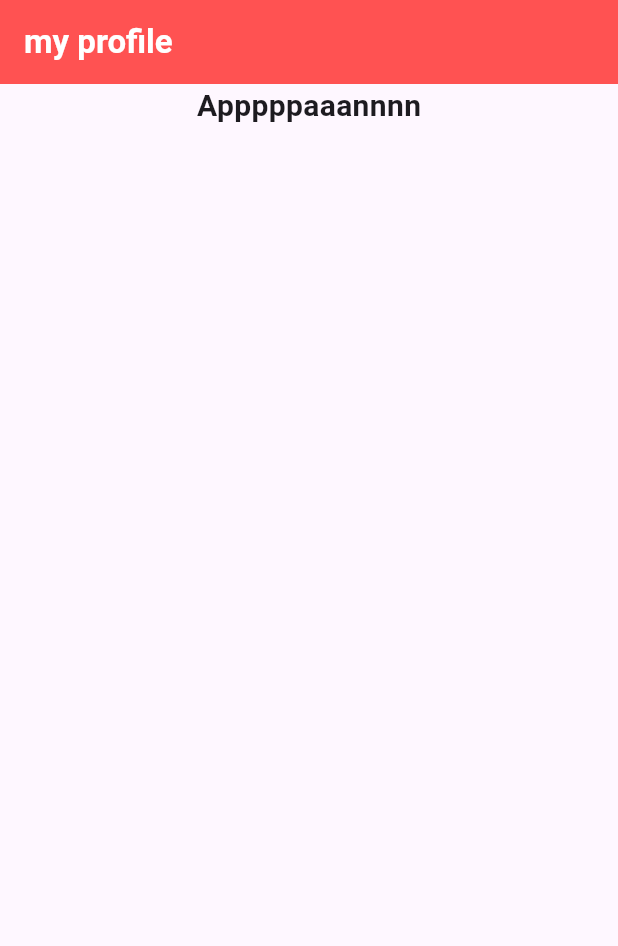
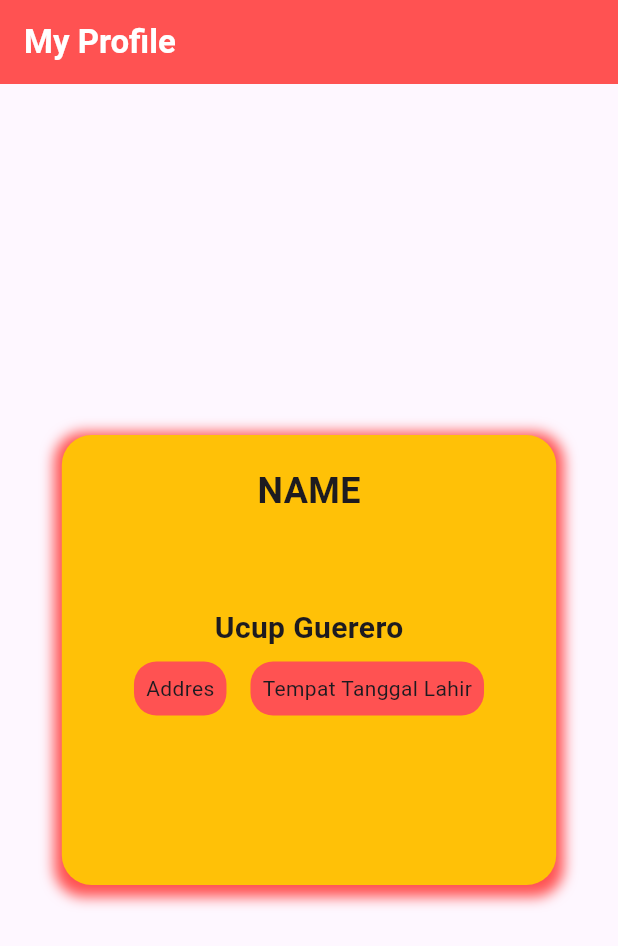
Before and after one commit to AhmadAffan28/flutter_profile_card, a Flutter app: the screen it shows after launch, on a phone screen of 412 x 824 dp. Shown: the top 946 px of the screen. Run offline on Flutter 3.47's test engine with Material 3 defaults, Android fonts, the phone set to English and light mode, and no system bars.

Commit message:
belajar row

```diff
--- a/lib/profile.dart
+++ b/lib/profile.dart
@@ -1,8 +1,7 @@
 import 'package:flutter/material.dart';
 
 class ProfileCard extends StatelessWidget {
-  const ProfileCard
-({super.key});
+  const ProfileCard({super.key});
 
   @override
   Widget build(BuildContext context) {
@@ -10,28 +9,102 @@ class ProfileCard extends StatelessWidget {
       appBar: AppBar(
         backgroundColor: Colors.redAccent,
         title: const Text(
-          'my profile',
-          style: TextStyle(
-            color: Colors.white,
-            fontWeight: FontWeight.bold,
-          ),
+          'My Profile',
+          style: TextStyle(color: Colors.white, fontWeight: FontWeight.bold),
         ),
       ),
       body: Center(
         child: Column(
+          mainAxisAlignment: MainAxisAlignment.center,
           children: [
-            Text(
-              'Apppppaaannnn',
-              style: TextStyle(
-                fontSize: 20,
-               fontWeight: FontWeight.bold,
+            Container(
+              width: MediaQuery.of(context).size.width * 0.8, // 80% lebarnya
+              height: 300,
+              decoration: BoxDecoration(
+                borderRadius: BorderRadius.circular(20),
+                color: Colors.amber,
+                boxShadow: [
+                  BoxShadow(
+                    color: Colors.redAccent,
+                    spreadRadius: 5.0,
+                    blurRadius: 7.0,
+                    offset: Offset(0, 3),
+                  ),
+                ],
               ),
-            ),
-            Row(
-              children: [
-                Column(children: [],),
-                Column(children: [],),
-              ],
+              child: Column(
+                children: [
+                  Padding(
+                    padding: const EdgeInsets.only(
+                      top: 20,
+                      bottom: 50,
+                    ),
+                    /**
+                    * only : hanya memberi satu posisi
+                    * symmertic : memberi jarak sumbu x/y
+                    * all : memberi semua jarak
+                    */
+                    child: Text(
+                      'NAME',
+                      style: TextStyle(fontSize: 24, fontWeight: FontWeight.bold),
+                    ),
+                  ),
+                  SizedBox(
+                    height: 10,
+                  ),
+                  Text(
+                    'Ucup Guerero',
+                    style: TextStyle(fontSize: 20, fontWeight: FontWeight.bold),
+                  ),
+                  Row(
+                    mainAxisAlignment: MainAxisAlignment.center,
+                    /**
+                     * start => kiri
+                     * center => tengah
+                     * end => kanan
+                     * spaceBetween => ke pojok dari bagian
+                     * spaceAround => ke tengah dari bagian
+                     * spaceEvenly => ke tengah hampir mirip spaceAround
+                     */
+                    children: <Widget>[
+                      Padding(
+                        padding: const EdgeInsets.all(8.0),
+                        child: Column(
+                          children: <Widget>[
+                            Container(
+                              decoration: BoxDecoration(
+                                color: Colors.redAccent, borderRadius: BorderRadius.circular(
+                                  15),
+                                  ),
+                              child: Padding(
+                                padding: const EdgeInsets.all(8.0),
+                                child: Text('Addres'),
+                              ),
+                            ),
+                          ],
+                        ),
+                      ),
+                      Padding(
+                        padding: const EdgeInsets.all(8.0),
+                        child: Column(
+                          children: <Widget>[
+                            Container(
+                              decoration: BoxDecoration(
+                                color: Colors.redAccent,
+                                borderRadius: BorderRadius.circular(15),
+                              ),
+                              child: Padding(
+                                padding: const EdgeInsets.all(8.0),
+                                child: Text('Tempat Tanggal Lahir'),
+                              ),
+                            ),
+                          ],
+                        ),
+                      ),
+                    ],
+                  ),
+                ],
+              ),
             ),
           ],
         ),
```
